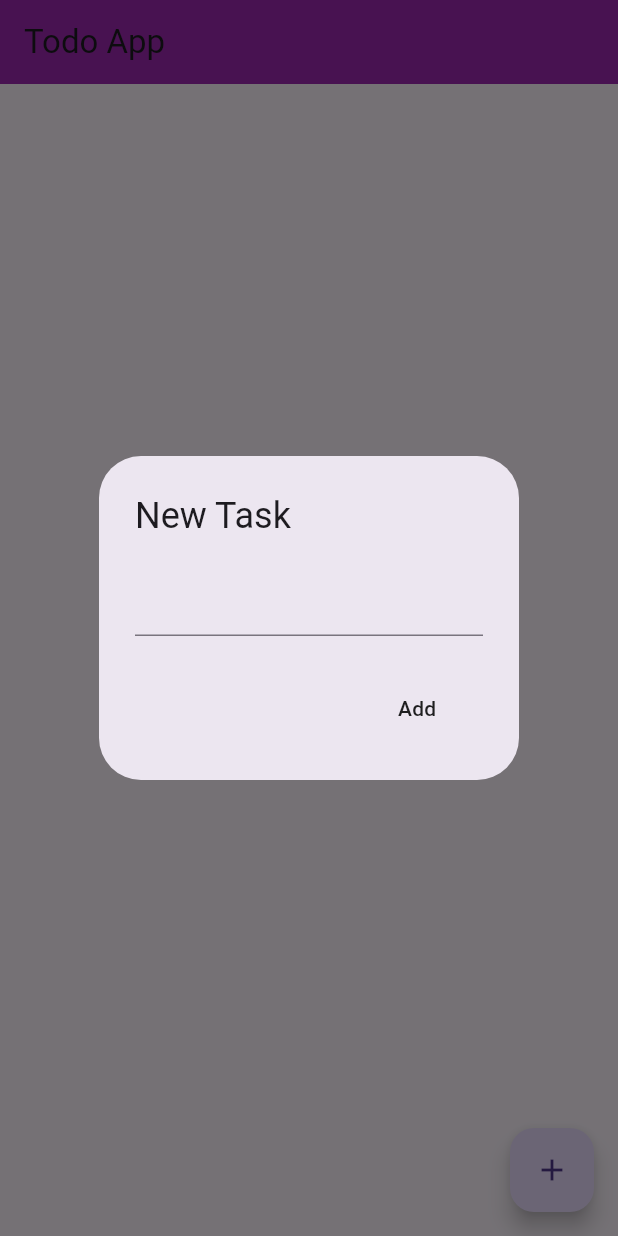
After one commit to HosenShahadath/Build-Simple-Apps, a Flutter app: the TodoApp screen opened directly, after a tap on the "add" icon, on a phone screen of 412 x 824 dp. The commit adds this screen. Run offline on Flutter 3.47's test engine with Material 3 defaults, Android fonts, the phone set to English and light mode, and no system bars.

Commit message:
todo app

```diff
--- a/lib/app.dart
+++ b/lib/app.dart
@@ -1,4 +1,5 @@
 import 'package:build_flutter_apps/interest_calculator_app/interest_calculator_app.dart';
+import 'package:build_flutter_apps/todo_app/Todo_app.dart';
 import 'package:flutter/material.dart';
 
 class MyApp extends StatelessWidget {
@@ -12,7 +13,7 @@ class MyApp extends StatelessWidget {
         primarySwatch: Colors.blue,
         visualDensity: VisualDensity.adaptivePlatformDensity,
       ),
-      home: InterestCalculatorApp(),
+      home: TodoApp(),
     );
   }
 }
--- /dev/null
+++ b/lib/todo_app/Todo_app.dart
@@ -0,0 +1,53 @@
+import 'package:flutter/material.dart';
+
+class TodoApp extends StatefulWidget {
+  const TodoApp({super.key});
+
+  @override
+  State<TodoApp> createState() => _TodoAppState();
+}
+
+class _TodoAppState extends State<TodoApp> {
+  List<String> tasks = [];
+
+  @override
+  Widget build(BuildContext context) {
+    return Scaffold(
+      appBar: AppBar(
+        title: const Text('Todo App'),
+        backgroundColor: Colors.purple,
+      ),
+      body: ListView.builder(
+          itemCount: tasks.length,
+          itemBuilder: (context, index) {
+            return ListTile(
+              title: Text(tasks[index]),
+            );
+      }),
+      floatingActionButton: FloatingActionButton(onPressed: _addTask,
+      child: Icon(Icons.add),
+      ),
+    );
+  }
+
+  void _addTask(){
+    TextEditingController controller = TextEditingController();
+    showDialog(
+        context: context,
+        builder: (context) => AlertDialog(
+          title: Text('New Task'),
+          content: TextField(controller: controller,),
+          actions: [
+            MaterialButton(onPressed: (){
+              setState(() {
+                tasks.add(controller.text);
+                controller.clear();
+              });
+              Navigator.pop(context);
+            },
+              child: Text('Add'),
+            )
+          ],
+        ));
+  }
+}
```
